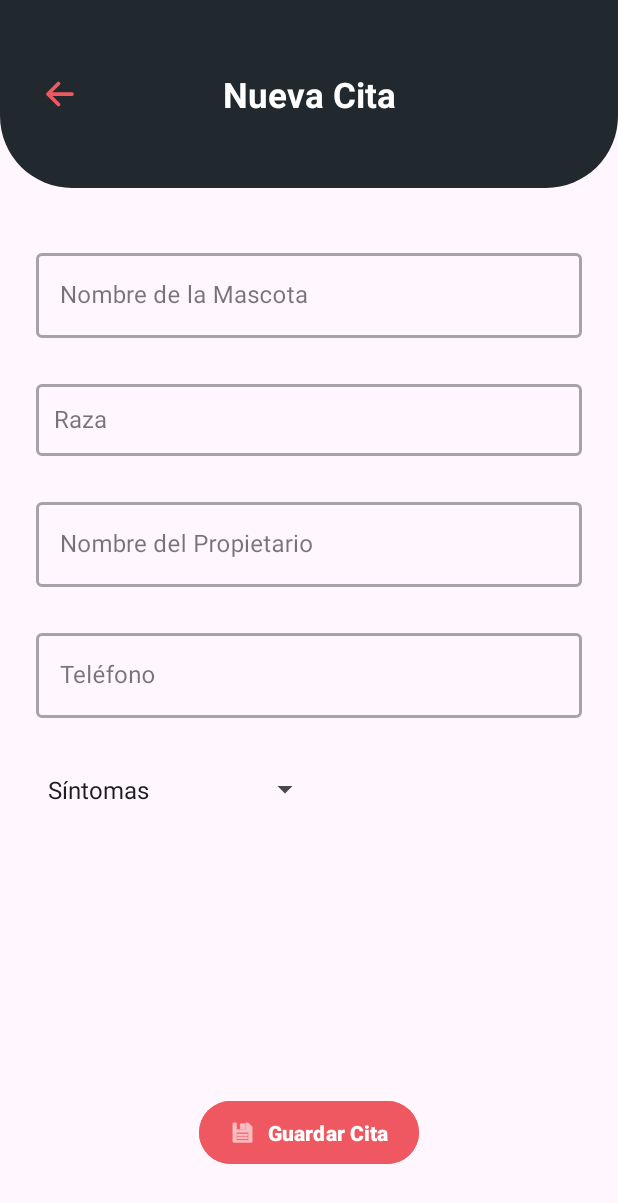
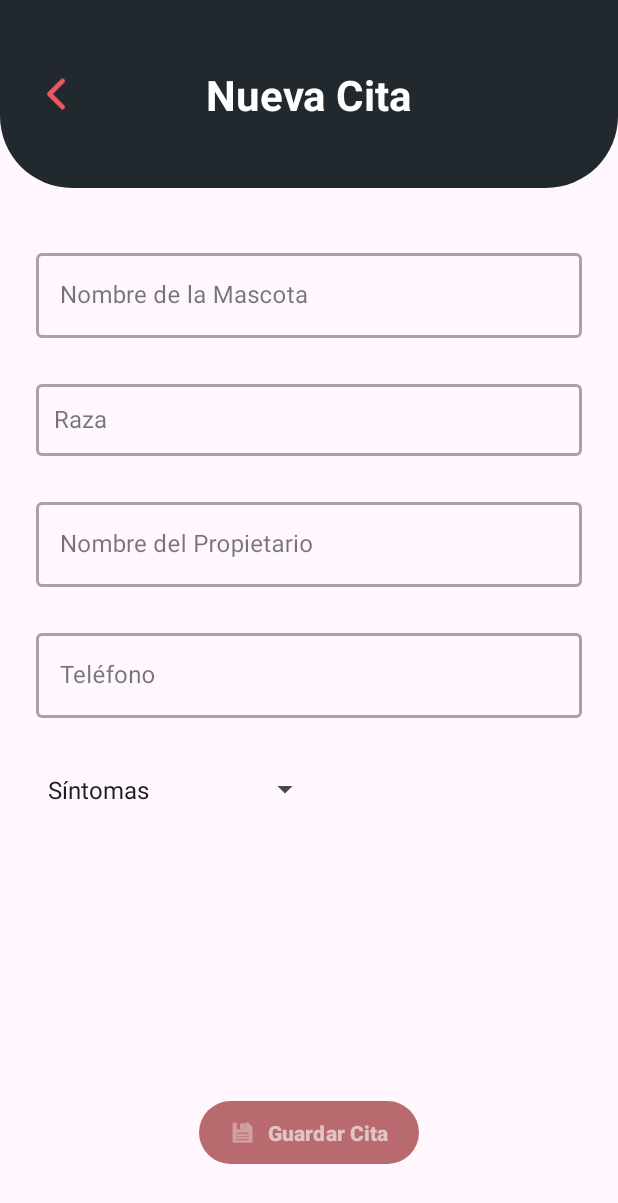
Before and after one commit to LisNat/equipoTres, an Android app: the AddAppointmentFragment screen opened through its navigation route, on a phone screen of 412 x 824 dp. Shown: the top 1203 px of the screen. Run offline under Robolectric (Android 15) with nearby library versions, the phone set to English and light mode, and no system bars; our stand-ins replace data binding.

Commit message:
fix add appointment save button states

```diff
--- /dev/null
+++ b/app/src/main/res/color/save_button_background.xml
@@ -0,0 +1,10 @@
+<?xml version="1.0" encoding="utf-8"?>
+<selector xmlns:android="http://schemas.android.com/apk/res/android">
+
+    <item
+        android:state_enabled="false"
+        android:color="#B96A6E" />
+
+    <item android:color="#F05861" />
+
+</selector>
--- a/app/src/main/res/drawable/ic_arrow_back.xml
+++ b/app/src/main/res/drawable/ic_arrow_back.xml
@@ -5,8 +5,8 @@
     android:viewportHeight="24">
 
     <path
-        android:fillColor="#F05861"
-        android:pathData="M20,12H4M4,12L11,5M4,12L11,19"
+        android:fillColor="@android:color/transparent"
+        android:pathData="M11,5L4,12L11,19"
         android:strokeColor="#F05861"
         android:strokeWidth="2.5"
         android:strokeLineCap="round"
--- a/app/src/main/res/layout/fragment_add_appointment.xml
+++ b/app/src/main/res/layout/fragment_add_appointment.xml
@@ -21,8 +21,8 @@
         <!-- FLECHA ATRÁS -->
         <ImageView
             android:id="@+id/btnBack"
-            android:layout_width="48dp"
-            android:layout_height="48dp"
+            android:layout_width="54dp"
+            android:layout_height="60dp"
             android:layout_marginStart="16dp"
             android:contentDescription="@string/back"
             android:padding="12dp"
@@ -39,7 +39,7 @@
             android:layout_height="wrap_content"
             android:text="@string/new_appointment"
             android:textColor="#FFFFFF"
-            android:textSize="23sp"
+            android:textSize="28sp"
             android:textStyle="bold"
             app:layout_constraintStart_toStartOf="parent"
             app:layout_constraintEnd_toEndOf="parent"
@@ -192,20 +192,20 @@
         android:layout_width="wrap_content"
         android:layout_height="50dp"
         android:layout_marginBottom="44dp"
-        android:backgroundTint="#F05861"
         android:enabled="false"
         android:paddingStart="20dp"
         android:paddingEnd="20dp"
         android:text="@string/save_appointment"
         android:textAllCaps="false"
-        android:textColor="#FFFFFF"
+        android:textColor="@color/button_text_color"
         android:textSize="14sp"
         android:textStyle="bold"
         app:cornerRadius="30dp"
         app:icon="@android:drawable/ic_menu_save"
         app:iconGravity="textStart"
         app:iconPadding="8dp"
-        app:iconTint="#FFFFFF"
+        app:iconTint="@color/button_text_color"
+        app:backgroundTint="@color/save_button_background"
         app:layout_constraintBottom_toBottomOf="parent"
         app:layout_constraintStart_toStartOf="parent"
         app:layout_constraintEnd_toEndOf="parent"/>
```
